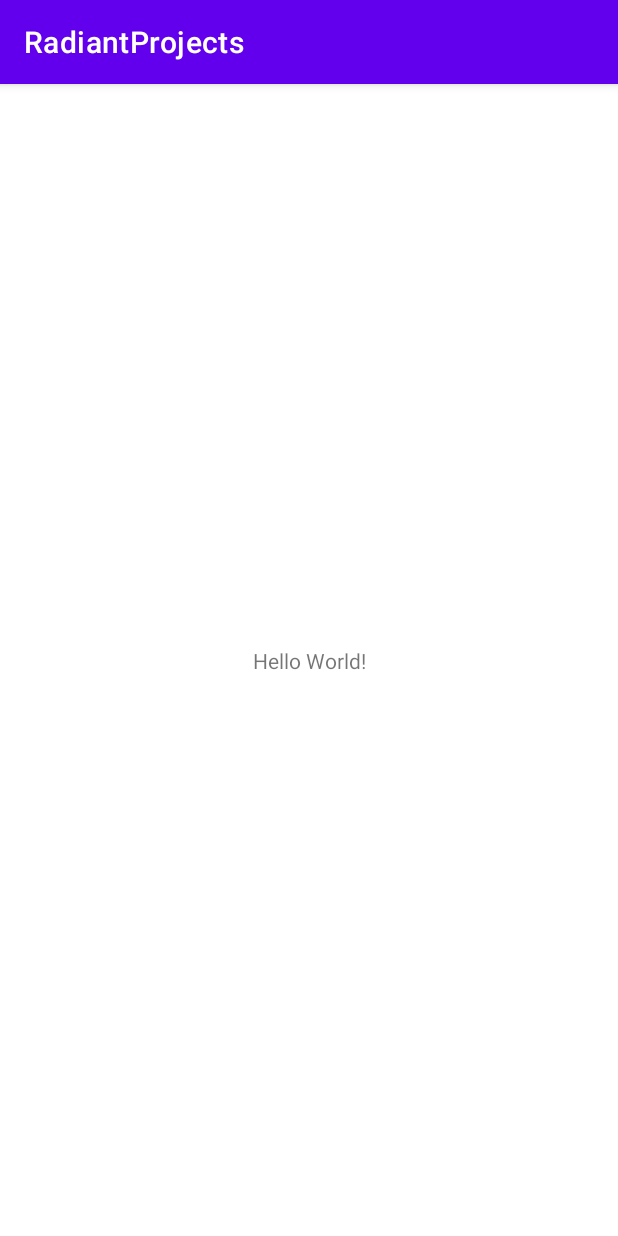
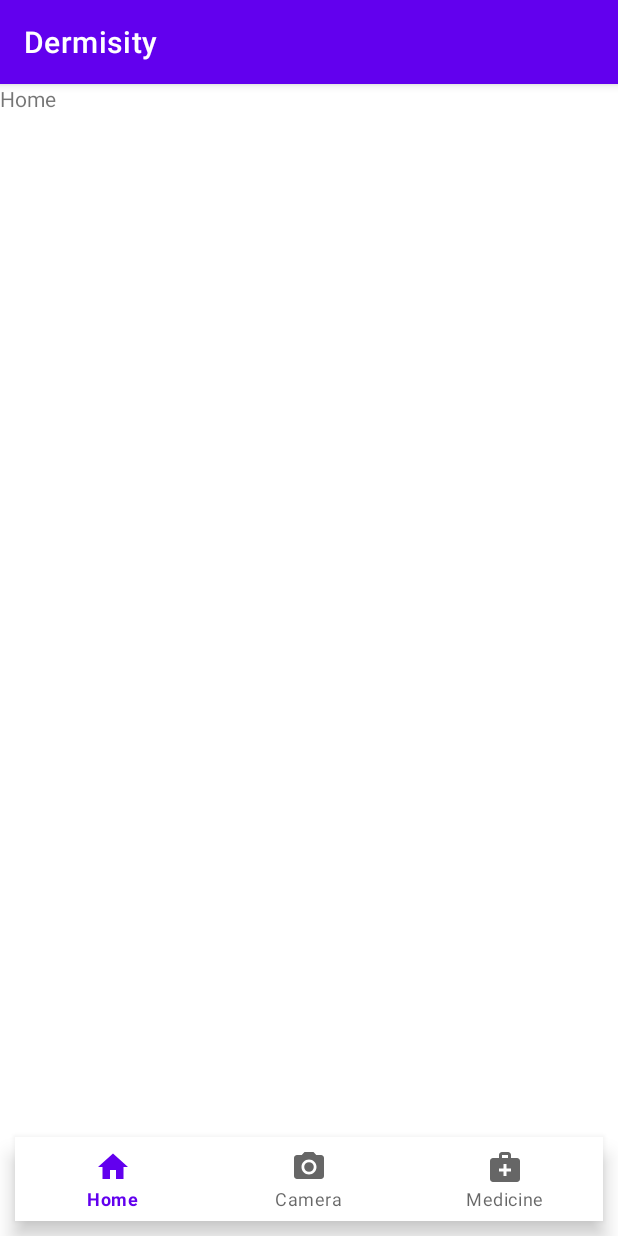
Before and after one commit to leonardrizta/radiant-bangkit-capstone, an Android app: the screen it shows after launch (HomeActivity), on a phone screen of 412 x 824 dp. Run offline under Robolectric (Android 15) with nearby library versions, the phone set to English and light mode, and no system bars; our stand-ins replace navigation-ui.

Commit message:
added navigation home

```diff
--- a/app/build.gradle
+++ b/app/build.gradle
@@ -44,6 +44,9 @@ dependencies {
     implementation 'com.google.android.material:material:1.3.0'
     implementation 'androidx.constraintlayout:constraintlayout:2.0.4'
     implementation 'org.jetbrains.kotlinx:kotlinx-coroutines-android:1.4.3'
+    implementation 'androidx.legacy:legacy-support-v4:1.0.0'
+    implementation 'androidx.navigation:navigation-fragment-ktx:2.3.5'
+    implementation 'androidx.navigation:navigation-ui-ktx:2.3.5'
 
 
     testImplementation 'junit:junit:4.+'
--- a/app/src/main/AndroidManifest.xml
+++ b/app/src/main/AndroidManifest.xml
@@ -10,7 +10,7 @@
         android:supportsRtl="true"
         android:theme="@style/Theme.RadiantProjects">
         <activity
-            android:name=".ui.activity.SplashScreenActivity"
+            android:name=".ui.activity.splashscreen.SplashScreenActivity"
             android:label=""
             android:theme="@style/Theme.RadiantProjects.NoActionBar">
             <intent-filter>
@@ -18,7 +18,7 @@
                 <category android:name="android.intent.category.LAUNCHER" />
             </intent-filter>
         </activity>
-        <activity android:name=".HomeActivity"></activity>
+        <activity android:name=".ui.activity.home.HomeActivity"></activity>
 
         <meta-data
             android:name="preloaded_fonts"
--- a/app/src/main/java/com/c314/radiantprojects/HomeActivity.kt
+++ /dev/null
@@ -1,11 +0,0 @@
-package com.c314.radiantprojects
-
-import androidx.appcompat.app.AppCompatActivity
-import android.os.Bundle
-
-class HomeActivity : AppCompatActivity() {
-    override fun onCreate(savedInstanceState: Bundle?) {
-        super.onCreate(savedInstanceState)
-        setContentView(R.layout.activity_home)
-    }
-}
--- /dev/null
+++ b/app/src/main/java/com/c314/radiantprojects/ui/activity/home/HomeActivity.kt
@@ -0,0 +1,30 @@
+package com.c314.radiantprojects.ui.activity.home
+
+import android.os.Bundle
+import androidx.appcompat.app.AppCompatActivity
+import androidx.navigation.NavController
+import androidx.navigation.fragment.NavHostFragment
+import androidx.navigation.fragment.findNavController
+import androidx.navigation.ui.setupWithNavController
+import com.c314.radiantprojects.R
+import com.c314.radiantprojects.databinding.ActivityHomeBinding
+
+class HomeActivity : AppCompatActivity() {
+    private lateinit var binding: ActivityHomeBinding
+    private lateinit var navController: NavController
+
+    override fun onCreate(savedInstanceState: Bundle?) {
+        super.onCreate(savedInstanceState)
+        binding = ActivityHomeBinding.inflate(layoutInflater)
+        setContentView(binding.root)
+
+        val navHostFragment = supportFragmentManager.findFragmentById(R.id.fragmentContainerView)
+                as NavHostFragment
+
+        navController = navHostFragment.findNavController()
+
+        binding.apply {
+            bottomNav.setupWithNavController(navController)
+        }
+    }
+}
--- a/app/src/main/java/com/c314/radiantprojects/ui/activity/SplashScreenActivity.kt
+++ b/app/src/main/java/com/c314/radiantprojects/ui/activity/splashscreen/SplashScreenActivity.kt
@@ -1,9 +1,9 @@
-package com.c314.radiantprojects.ui.activity
+package com.c314.radiantprojects.ui.activity.splashscreen
 
 import android.content.Intent
 import androidx.appcompat.app.AppCompatActivity
 import android.os.Bundle
-import com.c314.radiantprojects.HomeActivity
+import com.c314.radiantprojects.ui.activity.home.HomeActivity
 import com.c314.radiantprojects.databinding.ActivitySplashScreenBinding
 import kotlinx.coroutines.CoroutineScope
 import kotlinx.coroutines.Dispatchers
@@ -21,7 +21,7 @@ class SplashScreenActivity : AppCompatActivity() {
 
         CoroutineScope(Dispatchers.Main).launch {
             delay(5000)
-            startActivity(Intent(this@SplashScreenActivity,HomeActivity::class.java))
+            startActivity(Intent(this@SplashScreenActivity, HomeActivity::class.java))
             finish()
         }
 
--- /dev/null
+++ b/app/src/main/java/com/c314/radiantprojects/ui/fragment/camera/CameraFragment.kt
@@ -0,0 +1,13 @@
+package com.c314.radiantprojects.ui.fragment.camera
+
+import android.os.Bundle
+import androidx.fragment.app.Fragment
+import android.view.LayoutInflater
+import android.view.View
+import android.view.ViewGroup
+import com.c314.radiantprojects.R
+
+
+class CameraFragment : Fragment(R.layout.fragment_camera) {
+
+}
--- /dev/null
+++ b/app/src/main/java/com/c314/radiantprojects/ui/fragment/home/ContentFragment.kt
@@ -0,0 +1,10 @@
+package com.c314.radiantprojects.ui.fragment.home
+
+import androidx.fragment.app.Fragment
+import com.c314.radiantprojects.R
+
+
+class ContentFragment : Fragment(R.layout.fragment_content) {
+
+
+}
--- /dev/null
+++ b/app/src/main/java/com/c314/radiantprojects/ui/fragment/medicine/MedicineFragment.kt
@@ -0,0 +1,9 @@
+package com.c314.radiantprojects.ui.fragment.medicine
+
+import androidx.fragment.app.Fragment
+import com.c314.radiantprojects.R
+
+
+class MedicineFragment : Fragment(R.layout.fragment_medicine) {
+
+}
--- /dev/null
+++ b/app/src/main/res/drawable/ic_camera.xml
@@ -0,0 +1,13 @@
+<vector xmlns:android="http://schemas.android.com/apk/res/android"
+    android:width="24dp"
+    android:height="24dp"
+    android:viewportWidth="24"
+    android:viewportHeight="24"
+    android:tint="?attr/colorControlNormal">
+  <path
+      android:fillColor="@android:color/white"
+      android:pathData="M12,12m-3.2,0a3.2,3.2 0,1 1,6.4 0a3.2,3.2 0,1 1,-6.4 0"/>
+  <path
+      android:fillColor="@android:color/white"
+      android:pathData="M9,2L7.17,4L4,4c-1.1,0 -2,0.9 -2,2v12c0,1.1 0.9,2 2,2h16c1.1,0 2,-0.9 2,-2L22,6c0,-1.1 -0.9,-2 -2,-2h-3.17L15,2L9,2zM12,17c-2.76,0 -5,-2.24 -5,-5s2.24,-5 5,-5 5,2.24 5,5 -2.24,5 -5,5z"/>
+</vector>
--- /dev/null
+++ b/app/src/main/res/drawable/ic_home.xml
@@ -0,0 +1,10 @@
+<vector xmlns:android="http://schemas.android.com/apk/res/android"
+    android:width="24dp"
+    android:height="24dp"
+    android:viewportWidth="24"
+    android:viewportHeight="24"
+    android:tint="?attr/colorControlNormal">
+  <path
+      android:fillColor="@android:color/white"
+      android:pathData="M10,20v-6h4v6h5v-8h3L12,3 2,12h3v8z"/>
+</vector>
--- /dev/null
+++ b/app/src/main/res/drawable/ic_medicine.xml
@@ -0,0 +1,10 @@
+<vector xmlns:android="http://schemas.android.com/apk/res/android"
+    android:width="24dp"
+    android:height="24dp"
+    android:viewportWidth="24"
+    android:viewportHeight="24"
+    android:tint="?attr/colorControlNormal">
+  <path
+      android:fillColor="@android:color/white"
+      android:pathData="M20,6h-4V4c0,-1.1 -0.9,-2 -2,-2h-4C8.9,2 8,2.9 8,4v2H4C2.9,6 2,6.9 2,8v12c0,1.1 0.9,2 2,2h16c1.1,0 2,-0.9 2,-2V8C22,6.9 21.1,6 20,6zM10,4h4v2h-4V4zM16,15h-3v3h-2v-3H8v-2h3v-3h2v3h3V15z"/>
+</vector>
--- a/app/src/main/res/layout/activity_home.xml
+++ b/app/src/main/res/layout/activity_home.xml
@@ -4,15 +4,28 @@
     xmlns:tools="http://schemas.android.com/tools"
     android:layout_width="match_parent"
     android:layout_height="match_parent"
-    tools:context=".HomeActivity">
+    tools:context=".ui.activity.home.HomeActivity">
 
-    <TextView
-        android:layout_width="wrap_content"
+    <androidx.fragment.app.FragmentContainerView
+        android:id="@+id/fragmentContainerView"
+        android:name="androidx.navigation.fragment.NavHostFragment"
+        android:layout_width="0dp"
+        android:layout_height="0dp"
+        app:defaultNavHost="true"
+        app:layout_constraintTop_toTopOf="parent"
+        app:layout_constraintEnd_toEndOf="parent"
+        app:layout_constraintStart_toStartOf="parent"
+        app:layout_constraintBottom_toTopOf="@id/bottom_nav"
+        app:navGraph="@navigation/nav_home" />
+
+    <com.google.android.material.bottomnavigation.BottomNavigationView
+        android:id="@+id/bottom_nav"
+        android:layout_width="0dp"
         android:layout_height="wrap_content"
-        android:text="Hello World!"
+        android:layout_margin="10dp"
+        app:menu="@menu/bottom_menu"
         app:layout_constraintBottom_toBottomOf="parent"
-        app:layout_constraintLeft_toLeftOf="parent"
-        app:layout_constraintRight_toRightOf="parent"
-        app:layout_constraintTop_toTopOf="parent" />
+        app:layout_constraintStart_toStartOf="parent"
+        app:layout_constraintEnd_toEndOf="parent" />
 
 </androidx.constraintlayout.widget.ConstraintLayout>
--- a/app/src/main/res/layout/activity_splash_screen.xml
+++ b/app/src/main/res/layout/activity_splash_screen.xml
@@ -5,7 +5,7 @@
     android:layout_width="match_parent"
     android:layout_height="match_parent"
     android:background="@color/splash_screen"
-    tools:context=".ui.activity.SplashScreenActivity">
+    tools:context=".ui.activity.splashscreen.SplashScreenActivity">
 
     <com.google.android.material.textview.MaterialTextView
         android:id="@+id/tv_sc"
--- /dev/null
+++ b/app/src/main/res/layout/fragment_camera.xml
@@ -0,0 +1,14 @@
+<?xml version="1.0" encoding="utf-8"?>
+<FrameLayout xmlns:android="http://schemas.android.com/apk/res/android"
+    xmlns:tools="http://schemas.android.com/tools"
+    android:layout_width="match_parent"
+    android:layout_height="match_parent"
+    tools:context=".ui.fragment.camera.CameraFragment">
+
+    <!-- TODO: Update blank fragment layout -->
+    <TextView
+        android:layout_width="match_parent"
+        android:layout_height="match_parent"
+        android:text="Camera" />
+
+</FrameLayout>
--- /dev/null
+++ b/app/src/main/res/layout/fragment_content.xml
@@ -0,0 +1,14 @@
+<?xml version="1.0" encoding="utf-8"?>
+<androidx.constraintlayout.widget.ConstraintLayout xmlns:android="http://schemas.android.com/apk/res/android"
+    xmlns:tools="http://schemas.android.com/tools"
+    android:layout_width="match_parent"
+    android:layout_height="match_parent"
+    tools:context=".ui.fragment.home.ContentFragment">
+
+    <!-- TODO: Update blank fragment layout -->
+    <TextView
+        android:layout_width="match_parent"
+        android:layout_height="match_parent"
+        android:text="Home" />
+
+</androidx.constraintlayout.widget.ConstraintLayout>
--- /dev/null
+++ b/app/src/main/res/layout/fragment_medicine.xml
@@ -0,0 +1,14 @@
+<?xml version="1.0" encoding="utf-8"?>
+<FrameLayout xmlns:android="http://schemas.android.com/apk/res/android"
+    xmlns:tools="http://schemas.android.com/tools"
+    android:layout_width="match_parent"
+    android:layout_height="match_parent"
+    tools:context=".ui.fragment.medicine.MedicineFragment">
+
+    <!-- TODO: Update blank fragment layout -->
+    <TextView
+        android:layout_width="match_parent"
+        android:layout_height="match_parent"
+        android:text="Medicine" />
+
+</FrameLayout>
--- /dev/null
+++ b/app/src/main/res/menu/bottom_menu.xml
@@ -0,0 +1,18 @@
+<?xml version="1.0" encoding="utf-8"?>
+<menu xmlns:android="http://schemas.android.com/apk/res/android">
+    <item
+        android:id="@+id/nav_content"
+        android:title="Home"
+        android:icon="@drawable/ic_home" />
+
+    <item
+        android:id="@+id/nav_camera"
+        android:title="Camera"
+        android:icon="@drawable/ic_camera" />
+
+
+    <item
+        android:id="@+id/nav_medicine"
+        android:title="Medicine"
+        android:icon="@drawable/ic_medicine" />
+</menu>
--- /dev/null
+++ b/app/src/main/res/navigation/nav_home.xml
@@ -0,0 +1,23 @@
+<?xml version="1.0" encoding="utf-8"?>
+<navigation xmlns:android="http://schemas.android.com/apk/res/android"
+    xmlns:app="http://schemas.android.com/apk/res-auto"
+    xmlns:tools="http://schemas.android.com/tools"
+    android:id="@+id/nav_home"
+    app:startDestination="@id/nav_content">
+
+    <fragment
+        android:id="@+id/nav_content"
+        android:name="com.c314.radiantprojects.ui.fragment.home.ContentFragment"
+        android:label="Home"
+        tools:layout="@layout/fragment_content" />
+    <fragment
+        android:id="@+id/nav_camera"
+        android:name="com.c314.radiantprojects.ui.fragment.camera.CameraFragment"
+        android:label="Camera"
+        tools:layout="@layout/fragment_camera" />
+    <fragment
+        android:id="@+id/nav_medicine"
+        android:name="com.c314.radiantprojects.ui.fragment.medicine.MedicineFragment"
+        android:label="Medicine"
+        tools:layout="@layout/fragment_medicine" />
+</navigation>
--- a/app/src/main/res/values/strings.xml
+++ b/app/src/main/res/values/strings.xml
@@ -1,3 +1,5 @@
 <resources>
-    <string name="app_name">RadiantProjects</string>
+    <string name="app_name">Dermisity</string>
+    <!-- TODO: Remove or change this placeholder text -->
+    <string name="hello_blank_fragment">Hello blank fragment</string>
 </resources>
```
